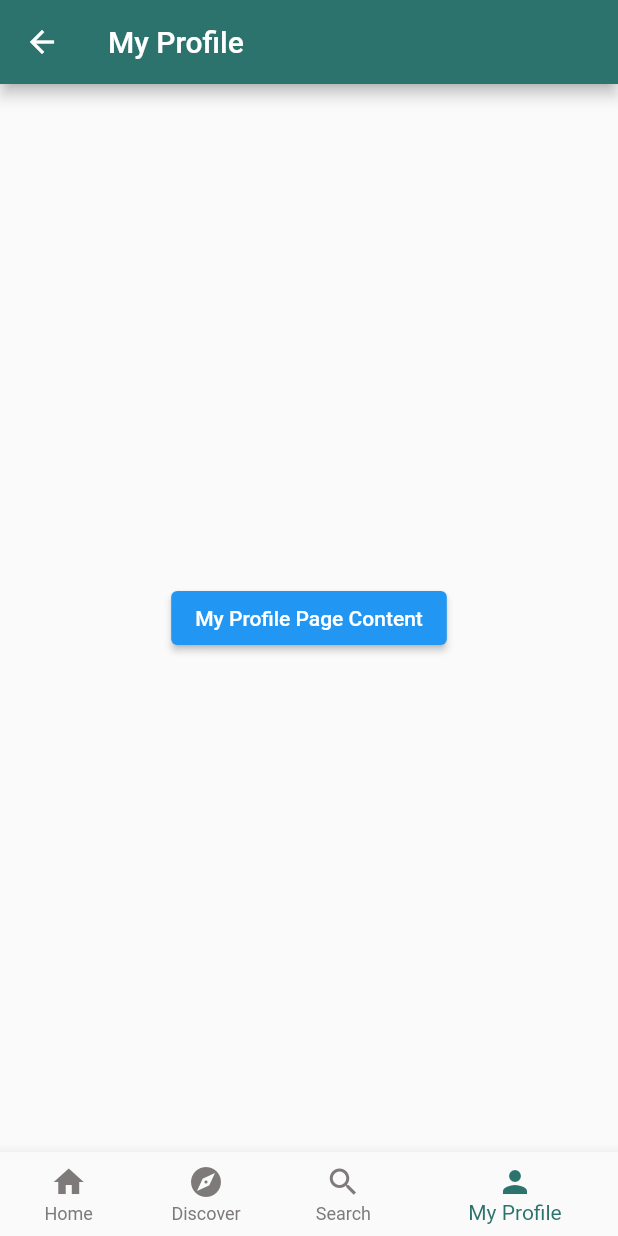
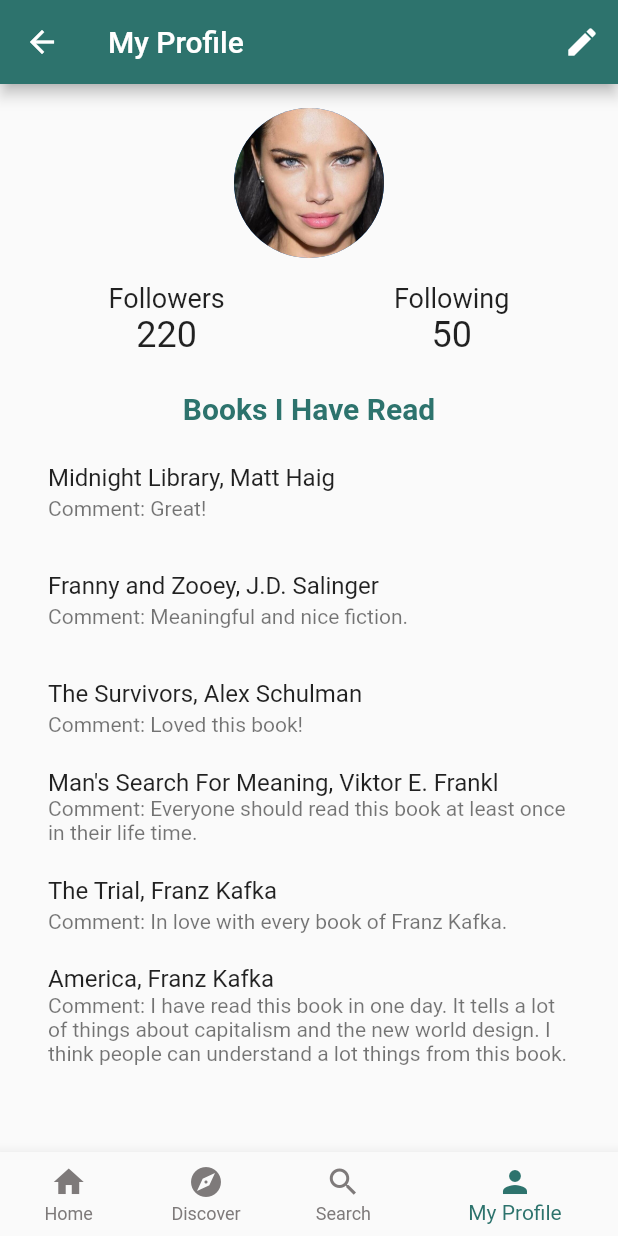
Before and after one commit to selenayyalcin/book-plus, a Flutter app: the MyProfilePage screen opened by its route, on a phone screen of 412 x 824 dp. Run offline on Flutter 3.47's test engine with Material 2 defaults, Android fonts, the phone set to English and light mode, and no system bars; our stand-ins replace cloud_firestore, firebase_auth, firebase_core, flutter_svg, fluttertoast, google_fonts; accounts and stored records are empty; network calls fail.

Commit message:
creating the template of the my profile page

```diff
--- a/lib/pages/home_page.dart
+++ b/lib/pages/home_page.dart
@@ -114,7 +114,9 @@ class _HomePageState extends State<HomePage> {
                                       style: ElevatedButton.styleFrom(
                                           backgroundColor: const Color.fromRGBO(
                                               45, 115, 109, 1)),
-                                      child: const Text('DID YOU FINISH?'),
+                                      child: const Text('DID YOU FINISH?',
+                                          style:
+                                              TextStyle(color: Colors.white)),
                                     ),
                                   ],
                                 ),
--- a/lib/pages/my_profile_page.dart
+++ b/lib/pages/my_profile_page.dart
@@ -9,11 +9,96 @@ class MyProfilePage extends StatelessWidget {
       appBar: AppBar(
         title: const Text('My Profile'),
         backgroundColor: const Color.fromRGBO(45, 115, 109, 1),
+        actions: [
+          IconButton(
+            onPressed: () {},
+            icon: const Icon(Icons.edit),
+          ),
+        ],
       ),
-      body: Center(
-        child: ElevatedButton(
-          onPressed: () {},
-          child: const Text('My Profile Page Content'),
+      body: const SingleChildScrollView(
+        child: Padding(
+          padding: EdgeInsets.all(16.0),
+          child: Column(
+            children: [
+              CircleAvatar(
+                radius: 50,
+                backgroundImage:
+                    AssetImage('assets/images/profile_picture.jpg'),
+              ),
+              SizedBox(height: 16),
+              Row(
+                mainAxisAlignment: MainAxisAlignment.spaceAround,
+                children: [
+                  Column(
+                    children: [
+                      Text(
+                        'Followers',
+                        style: TextStyle(fontSize: 18),
+                      ),
+                      Text(
+                        '220',
+                        style: TextStyle(fontSize: 24),
+                      ),
+                    ],
+                  ),
+                  Column(
+                    children: [
+                      Text(
+                        'Following',
+                        style: TextStyle(fontSize: 18),
+                      ),
+                      Text(
+                        '50',
+                        style: TextStyle(fontSize: 24),
+                      ),
+                    ],
+                  ),
+                ],
+              ),
+              SizedBox(height: 24),
+              Text(
+                'Books I Have Read',
+                style: TextStyle(
+                  fontSize: 20,
+                  fontWeight: FontWeight.bold,
+                  color: Color.fromRGBO(45, 115, 109, 1),
+                ),
+              ),
+              SizedBox(height: 8),
+              Column(
+                children: [
+                  ListTile(
+                    title: Text('Midnight Library, Matt Haig'),
+                    subtitle: Text('Comment: Great!'),
+                  ),
+                  ListTile(
+                    title: Text('Franny and Zooey, J.D. Salinger'),
+                    subtitle: Text('Comment: Meaningful and nice fiction.'),
+                  ),
+                  ListTile(
+                    title: Text('The Survivors, Alex Schulman'),
+                    subtitle: Text('Comment: Loved this book!'),
+                  ),
+                  ListTile(
+                    title: Text('Man\'s Search For Meaning, Viktor E. Frankl'),
+                    subtitle: Text(
+                        'Comment: Everyone should read this book at least once in their life time.'),
+                  ),
+                  ListTile(
+                    title: Text('The Trial, Franz Kafka'),
+                    subtitle: Text(
+                        'Comment: In love with every book of Franz Kafka.'),
+                  ),
+                  ListTile(
+                    title: Text('America, Franz Kafka'),
+                    subtitle: Text(
+                        'Comment: I have read this book in one day. It tells a lot of things about capitalism and the new world design. I think people can understand a lot things from this book.'),
+                  ),
+                ],
+              ),
+            ],
+          ),
         ),
       ),
       bottomNavigationBar: BottomNavigationBar(
```
Also changed, not shown: assets/images/profile_picture.jpg (added).
